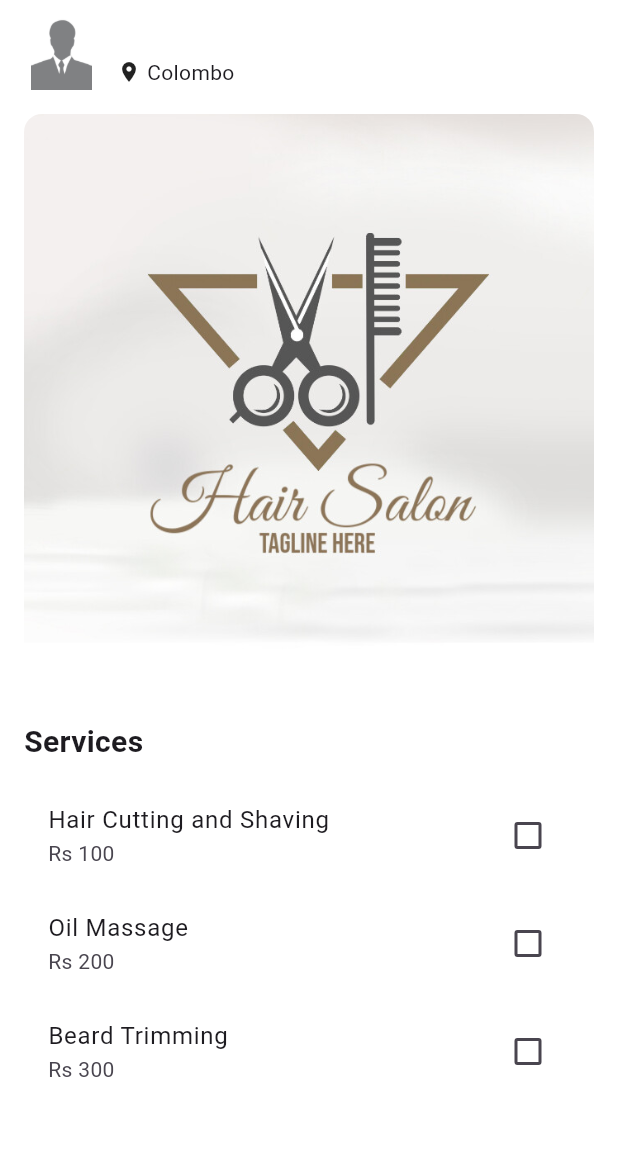
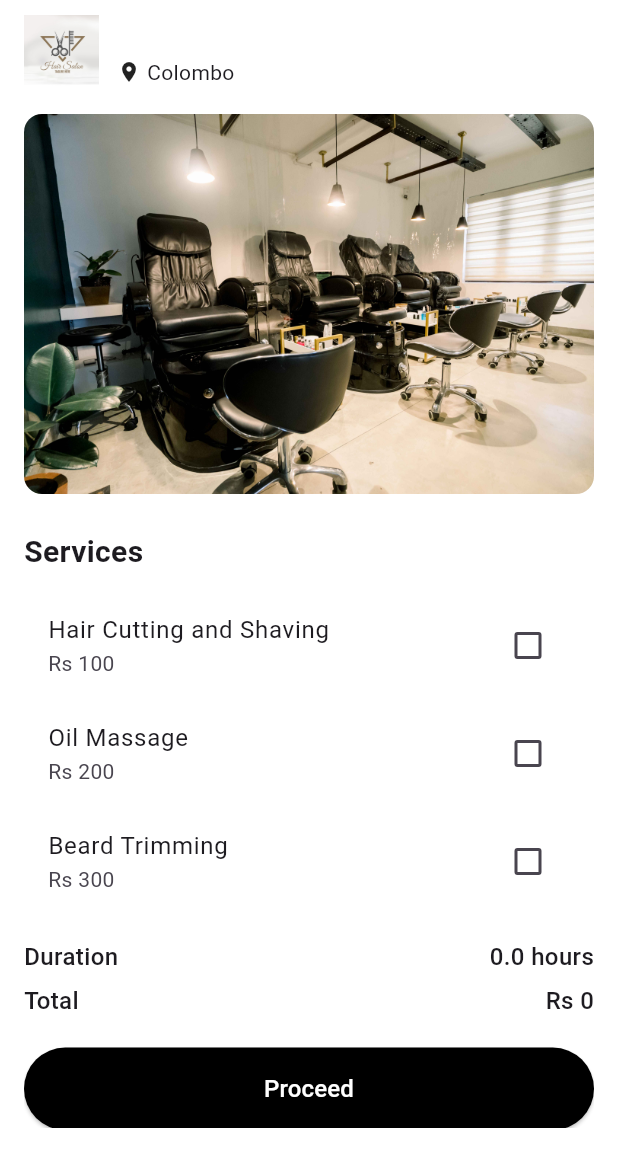
Before and after one commit to jayasinghesasmitha/Vivora-Mobile-app, a Flutter app: the SalonProfile screen opened directly with empty values, on a phone screen of 412 x 824 dp, the part 84-1236 px from its top. Run offline on Flutter 3.47's test engine with Material 3 defaults, Android fonts, the phone set to English and light mode, and no system bars; our stand-ins replace cloud_firestore, firebase_auth, firebase_core, flutter_dotenv, flutter_map, geolocator and 2 more; accounts and stored records are empty; Roboto replaces fonts that are missing (VivoraFont).

```diff
--- a/book_my_saloon/lib/screens/salon_profile.dart
+++ b/book_my_saloon/lib/screens/salon_profile.dart
@@ -61,7 +61,7 @@ class _SalonProfileState extends State<SalonProfile> {
               Row(
                 children: [
                   Image.asset(
-                    'images/placeholder.png',
+                    'images/salon_image.jpg',
                     height: 50,
                     width: 50,
                   ),
@@ -87,7 +87,7 @@ class _SalonProfileState extends State<SalonProfile> {
               ClipRRect(
                 borderRadius: BorderRadius.circular(12),
                 child: Image.asset(
-                  'images/salon_image.jpg', // Replace with actual salon image
+                  'images/salon.jpg', // Replace with actual salon image
                   fit: BoxFit.cover,
                 ),
               ),
```
